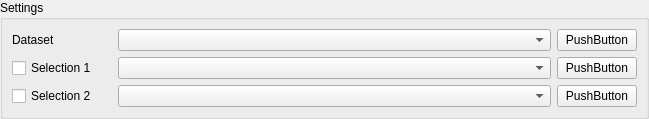
Above: src/SettingsWidget.ui from ManiVaultStudio/DimensionsViewerPlugin before the change. Below: the same form after it.
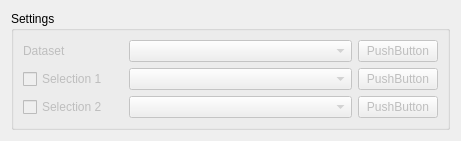
That is the form after the change.

```diff
--- a/src/SettingsWidget.ui
+++ b/src/SettingsWidget.ui
@@ -6,8 +6,8 @@
    <rect>
     <x>0</x>
     <y>0</y>
-    <width>649</width>
-    <height>110</height>
+    <width>461</width>
+    <height>120</height>
    </rect>
   </property>
   <property name="sizePolicy">
@@ -20,18 +20,6 @@
    <string>Form</string>
   </property>
   <layout class="QHBoxLayout" name="horizontalLayout">
-   <property name="leftMargin">
-    <number>0</number>
-   </property>
-   <property name="topMargin">
-    <number>0</number>
-   </property>
-   <property name="rightMargin">
-    <number>0</number>
-   </property>
-   <property name="bottomMargin">
-    <number>0</number>
-   </property>
    <item>
     <widget class="QGroupBox" name="settingsGroupBox">
      <property name="title">
@@ -47,6 +35,9 @@
          <layout class="QHBoxLayout" name="dataSet2HorizontalLayout">
           <item>
            <widget class="QCheckBox" name="dataSet2EnabledCheckBox">
+            <property name="enabled">
+             <bool>false</bool>
+            </property>
             <property name="minimumSize">
              <size>
               <width>100</width>
@@ -60,6 +51,9 @@
           </item>
           <item>
            <widget class="QComboBox" name="dataSet2ComboBox">
+            <property name="enabled">
+             <bool>false</bool>
+            </property>
             <property name="sizePolicy">
              <sizepolicy hsizetype="Preferred" vsizetype="Fixed">
               <horstretch>1</horstretch>
@@ -70,6 +64,9 @@
           </item>
           <item>
            <widget class="QPushButton" name="dataSetPushButton">
+            <property name="enabled">
+             <bool>false</bool>
+            </property>
             <property name="text">
              <string>PushButton</string>
             </property>
@@ -96,6 +93,9 @@
             <layout class="QHBoxLayout" name="dataSet1HorizontalLayout_2">
              <item>
               <widget class="QLabel" name="label">
+               <property name="enabled">
+                <bool>false</bool>
+               </property>
                <property name="minimumSize">
                 <size>
                  <width>100</width>
@@ -110,7 +110,7 @@
              <item>
               <widget class="QComboBox" name="dataSet1ComboBox">
                <property name="enabled">
-                <bool>true</bool>
+                <bool>false</bool>
                </property>
                <property name="sizePolicy">
                 <sizepolicy hsizetype="MinimumExpanding" vsizetype="Fixed">
@@ -125,6 +125,9 @@
              </item>
              <item>
               <widget class="QPushButton" name="dataSetPushButton_3">
+               <property name="enabled">
+                <bool>false</bool>
+               </property>
                <property name="text">
                 <string>PushButton</string>
                </property>
@@ -139,6 +142,9 @@
          <layout class="QHBoxLayout" name="dataSet3HorizontalLayout">
           <item>
            <widget class="QCheckBox" name="dataSet3EnabledCheckBox">
+            <property name="enabled">
+             <bool>false</bool>
+            </property>
             <property name="minimumSize">
              <size>
               <width>100</width>
@@ -152,6 +158,9 @@
           </item>
           <item>
            <widget class="QComboBox" name="dataSet3ComboBox">
+            <property name="enabled">
+             <bool>false</bool>
+            </property>
             <property name="sizePolicy">
              <sizepolicy hsizetype="Preferred" vsizetype="Fixed">
               <horstretch>1</horstretch>
@@ -162,6 +171,9 @@
           </item>
           <item>
            <widget class="QPushButton" name="dataSetPushButton_2">
+            <property name="enabled">
+             <bool>false</bool>
+            </property>
             <property name="text">
              <string>PushButton</string>
             </property>
```
